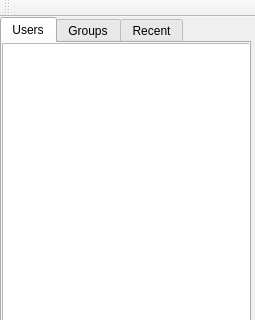
Above: src/main_window.ui from admirestator/oipmsg before the change; both pictures show x 0 to 255 and y 0 to 320 of the 255 by 496 pixel window. Below: the same form after it.
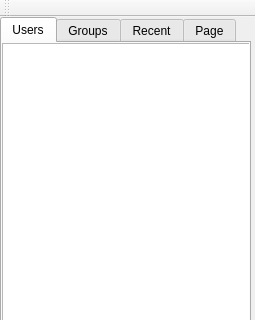
That is the form after the change. The open tabs and pages were chosen to show the change.

Commit message: update main window

Diff of the .ui file:
```diff
--- a/src/main_window.ui
+++ b/src/main_window.ui
@@ -77,6 +77,11 @@
       </property>
      </widget>
     </widget>
+    <widget class="QWidget" name="tab">
+     <attribute name="title">
+      <string>Page</string>
+     </attribute>
+    </widget>
    </widget>
    <widget class="QWidget" name="layoutWidget">
     <property name="geometry">
```
Left out of the diff: 2 changed lines with no effect on the pictures.
